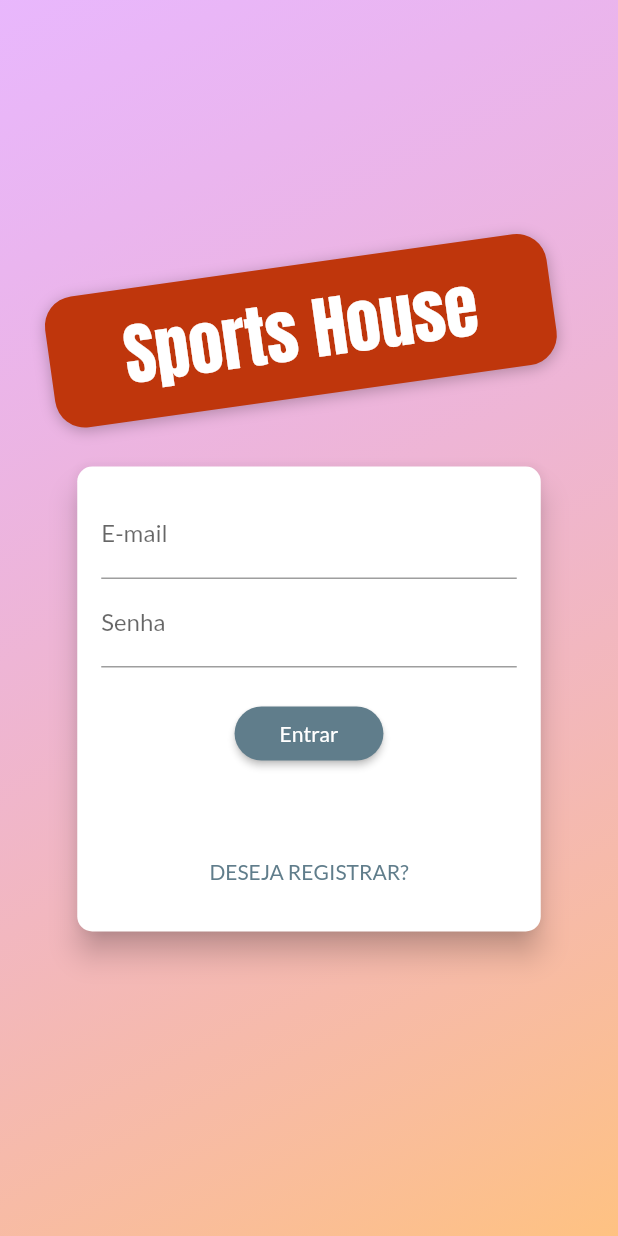
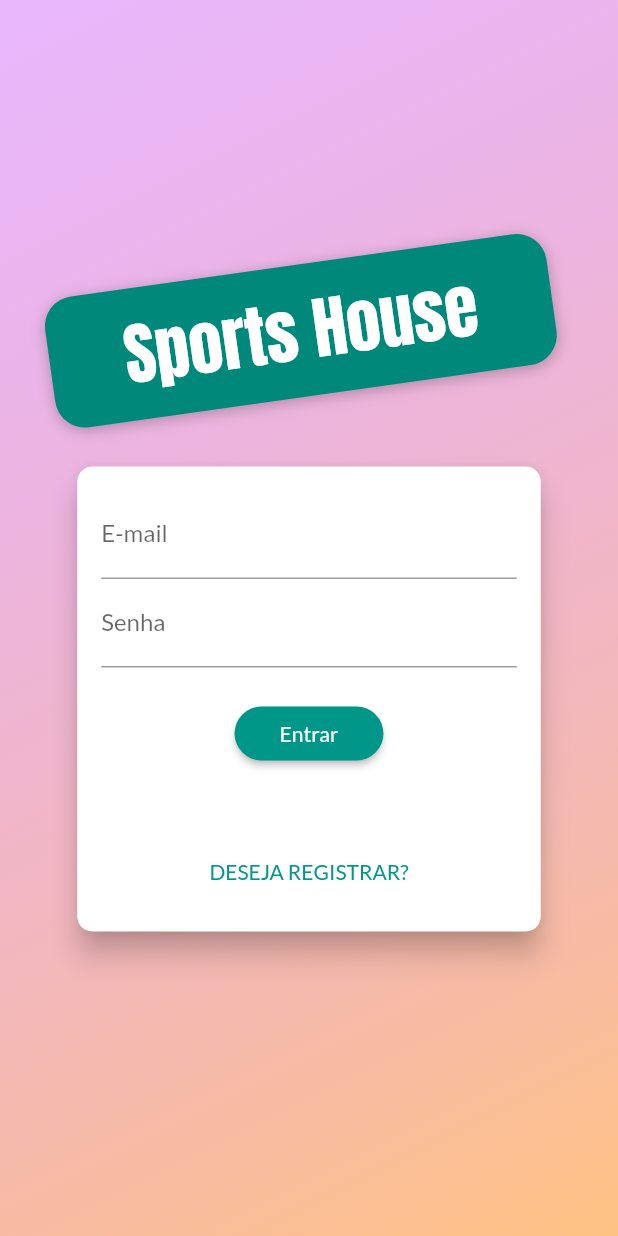
Before and after one commit to rmcassio/shop-app, a Flutter app: the screen it shows after launch, on a phone screen of 412 x 824 dp. Run offline on Flutter 3.47's test engine with Material 2 defaults, Android fonts, the phone set to English and light mode, and no system bars.

```diff
--- a/lib/components/badge.dart
+++ b/lib/components/badge.dart
@@ -27,14 +27,14 @@ class Badge extends StatelessWidget {
               borderRadius: BorderRadius.circular(10),
               color: color ?? Theme.of(context).accentColor,
             ),
-            constraints: BoxConstraints(
+            constraints: const BoxConstraints(
               minHeight: 16,
               minWidth: 16,
             ),
             child: Text(
               value,
               textAlign: TextAlign.center,
-              style: TextStyle(
+              style: const TextStyle(
                 fontSize: 10,
               ),
             ),
--- a/lib/main.dart
+++ b/lib/main.dart
@@ -29,19 +29,21 @@ class MyApp extends StatelessWidget {
           create: (_) => Auth(),
         ),
         ChangeNotifierProxyProvider<Auth, ProductList>(
-          create: (_) => ProductList('', []),
+          create: (_) => ProductList(),
           update: (context, auth, previous) {
             return ProductList(
               auth.token ?? '',
+              auth.userId ?? '',
               previous?.items ?? [],
             );
           },
         ),
         ChangeNotifierProxyProvider<Auth, OrderList>(
-          create: (_) => OrderList('', []),
+          create: (_) => OrderList(),
           update: (context, auth, previous) {
             return OrderList(
               auth.token ?? '',
+              auth.userId ?? '',
               previous?.items ?? [],
             );
           },
@@ -53,8 +55,8 @@ class MyApp extends StatelessWidget {
       child: MaterialApp(
         title: 'Sports House',
         theme: ThemeData(
-          primarySwatch: Colors.blueGrey,
-          accentColor: Colors.lightGreen,
+          primarySwatch: Colors.teal,
+          accentColor: Colors.orangeAccent,
           fontFamily: 'Lato',
         ),
         // home: ProductsOveviewPage(),
--- a/lib/models/order_list.dart
+++ b/lib/models/order_list.dart
@@ -12,9 +12,14 @@ import '../utils/constants.dart';
 
 class OrderList with ChangeNotifier {
   final String _token;
+  final String _userId;
   List<Order> _items = [];
 
-  OrderList(this._token, this._items);
+  OrderList([
+    this._token = '',
+    this._userId = '',
+    this._items = const [],
+  ]);
 
   List<Order> get items {
     return [..._items];
@@ -28,7 +33,7 @@ class OrderList with ChangeNotifier {
     List<Order> items = [];
 
     final response = await http.get(
-      Uri.parse('${Constants.ORDER_BASE_URL}.json?auth=$_token'),
+      Uri.parse('${Constants.ORDER_BASE_URL}/$_userId.json?auth=$_token'),
     );
     if (response.body == 'null') return;
     Map<String, dynamic> data = jsonDecode(response.body);
@@ -57,7 +62,7 @@ class OrderList with ChangeNotifier {
   Future<void> addOrder(Cart cart) async {
     final date = DateTime.now();
     final response = await http.post(
-      Uri.parse('${Constants.ORDER_BASE_URL}.json?auth=$_token'),
+      Uri.parse('${Constants.ORDER_BASE_URL}/$_userId.json?auth=$_token'),
       body: jsonEncode(
         {
           'total': cart.totalAmount,
--- a/lib/models/product.dart
+++ b/lib/models/product.dart
@@ -32,7 +32,7 @@ class Product with ChangeNotifier {
       _toggleFavorite();
       final response = await http.put(
         Uri.parse(
-          '${Constants.USER_FAVORITE_URL}/$userId/$id.json?auth=$token',
+          '${Constants.USER_FAVORITES_URL}/$userId/$id.json?auth=$token',
         ),
         body: jsonEncode(isFavorite),
       );
--- a/lib/models/product_list.dart
+++ b/lib/models/product_list.dart
@@ -8,13 +8,18 @@ import 'package:shop_app/utils/constants.dart';
 
 class ProductList with ChangeNotifier {
   final String _token;
+  final String _userId;
   List<Product> _items = [];
 
   List<Product> get items => [..._items];
   List<Product> get favoriteItems =>
       _items.where((prod) => prod.isFavorite).toList();
 
-  ProductList(this._token, this._items);
+  ProductList([
+    this._token = '',
+    this._userId = '',
+    this._items = const [],
+  ]);
 
   int get itemsCount {
     return _items.length;
@@ -27,8 +32,20 @@ class ProductList with ChangeNotifier {
       Uri.parse('${Constants.PRODUCT_BASE_URL}.json?auth=$_token'),
     );
     if (response.body == 'null') return;
+
+    final favoriteResponse = await http.get(
+      Uri.parse(
+        '${Constants.USER_FAVORITES_URL}/$_userId.json?auth=$_token',
+      ),
+    );
+
+    Map<String, dynamic> favoriteData = favoriteResponse.body == 'null'
+        ? {}
+        : jsonDecode(favoriteResponse.body);
+
     Map<String, dynamic> data = jsonDecode(response.body);
     data.forEach((productId, productData) {
+      final isFavorite = favoriteData[productId] ?? false;
       _items.add(
         Product(
           id: productId,
@@ -36,6 +53,7 @@ class ProductList with ChangeNotifier {
           description: productData['description'],
           price: productData['price'],
           imageUrl: productData['imageUrl'],
+          isFavorite: isFavorite,
         ),
       );
     });
--- a/lib/pages/auth_page.dart
+++ b/lib/pages/auth_page.dart
@@ -42,7 +42,7 @@ class AuthPage extends StatelessWidget {
                   transform: Matrix4.rotationZ(-8 * pi / 180)..translate(-10.0),
                   decoration: BoxDecoration(
                     borderRadius: BorderRadius.circular(20),
-                    color: Colors.deepOrange.shade900,
+                    color: Colors.teal.shade600,
                     boxShadow: const [
                       BoxShadow(
                         blurRadius: 8,
--- a/lib/utils/constants.dart
+++ b/lib/utils/constants.dart
@@ -1,6 +1,6 @@
 class Constants {
-  static const USER_FAVORITE_URL =
-      'https://shop-app-87947-default-rtdb.firebaseio.com/userFavorite';
+  static const USER_FAVORITES_URL =
+      'https://shop-app-87947-default-rtdb.firebaseio.com/userFavorites';
   static const PRODUCT_BASE_URL =
       'https://shop-app-87947-default-rtdb.firebaseio.com/products';
   static const ORDER_BASE_URL =
```
